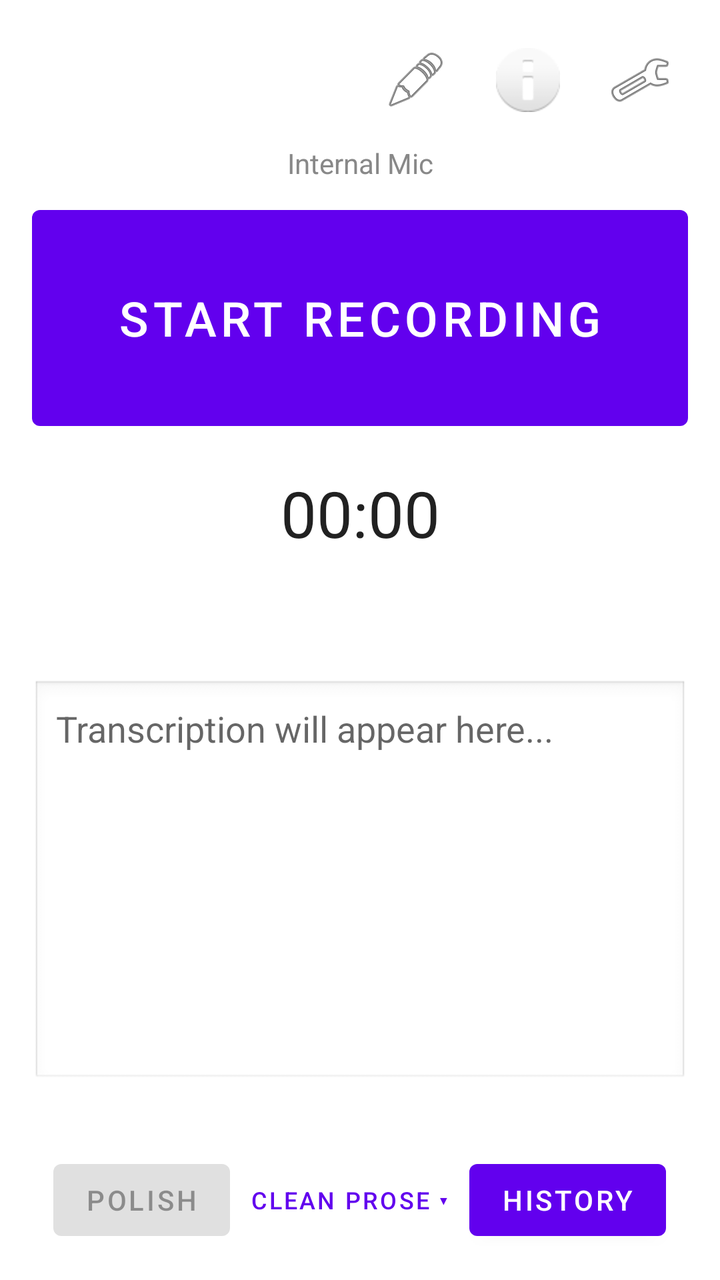
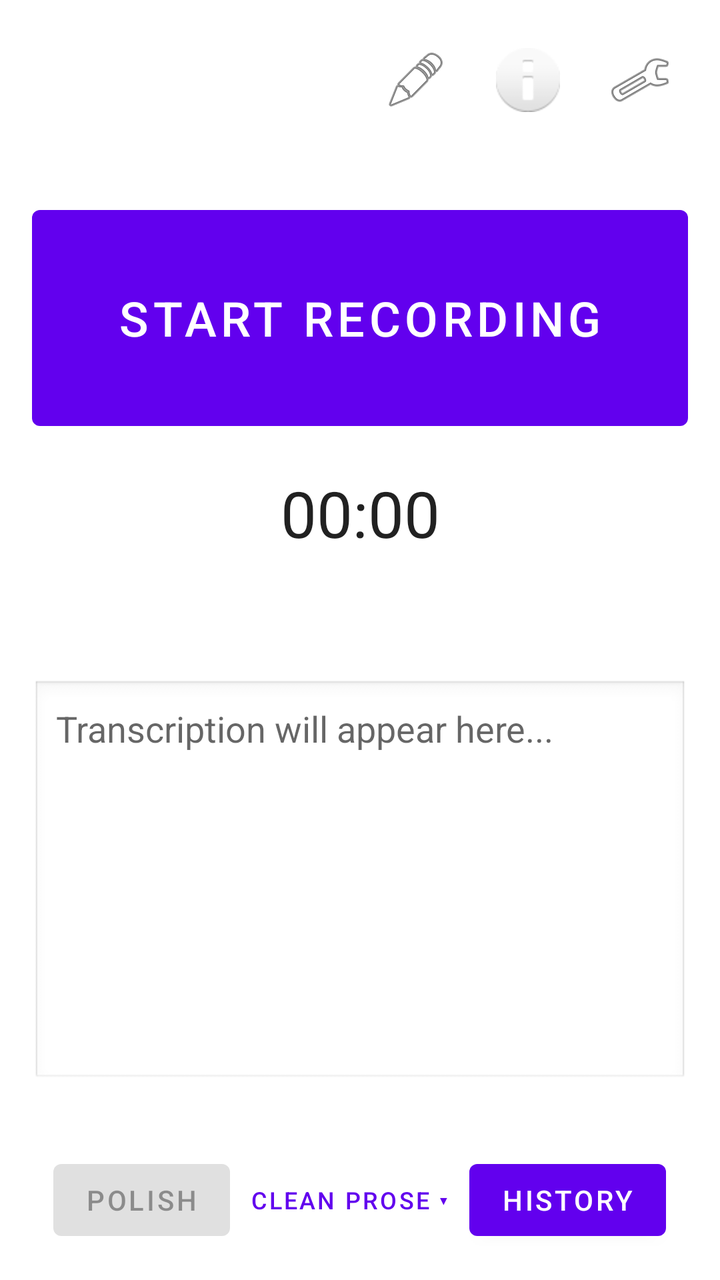

Two renders of the same Android screen: before a commit and after it. Below are the layout's source before the change and the commit's diff.
<!-- AndroidManifest.xml: application theme Theme.Stow -->
<!-- res/layout/activity_main.xml -->
<?xml version="1.0" encoding="utf-8"?>
<androidx.constraintlayout.widget.ConstraintLayout xmlns:android="http://schemas.android.com/apk/res/android"
    xmlns:app="http://schemas.android.com/apk/res-auto"
    xmlns:tools="http://schemas.android.com/tools"
    android:layout_width="match_parent"
    android:layout_height="match_parent"
    android:padding="16dp"
    tools:context=".MainActivity">

    <ImageButton
        android:id="@+id/btnJargon"
        android:layout_width="48dp"
        android:layout_height="48dp"
        android:src="@android:drawable/ic_menu_edit"
        android:contentDescription="Jargon Dictionary"
        android:background="?attr/selectableItemBackgroundBorderless"
        app:layout_constraintEnd_toStartOf="@+id/btnInfo"
        app:layout_constraintTop_toTopOf="parent"
        android:layout_marginEnd="8dp" />

    <ImageButton
        android:id="@+id/btnInfo"
        android:layout_width="48dp"
        android:layout_height="48dp"
        android:src="@android:drawable/ic_dialog_info"
        android:contentDescription="Info"
        android:background="?attr/selectableItemBackgroundBorderless"
        app:layout_constraintEnd_toStartOf="@+id/btnSettings"
        app:layout_constraintTop_toTopOf="parent"
        android:layout_marginEnd="8dp" />

    <ImageButton
        android:id="@+id/btnSettings"
        android:layout_width="48dp"
        android:layout_height="48dp"
        android:src="@android:drawable/ic_menu_preferences"
        android:contentDescription="Settings"
        android:background="?attr/selectableItemBackgroundBorderless"
        app:layout_constraintEnd_toEndOf="parent"
        app:layout_constraintTop_toTopOf="parent" />

    <TextView
        android:id="@+id/tvMicIndicator"
        android:layout_width="wrap_content"
        android:layout_height="wrap_content"
        android:layout_marginTop="8dp"
        android:text="Internal Mic"
        android:textSize="14sp"
        android:textColor="#888888"
        app:layout_constraintEnd_toEndOf="parent"
        app:layout_constraintStart_toStartOf="parent"
        app:layout_constraintTop_toBottomOf="@+id/btnSettings" />

    <Button
        android:id="@+id/btnRecord"
        android:layout_width="0dp"
        android:layout_height="120dp"
        android:text="Start Recording"
        android:textSize="24sp"
        android:layout_marginTop="8dp"
        app:layout_constraintEnd_toEndOf="parent"
        app:layout_constraintStart_toStartOf="parent"
        app:layout_constraintTop_toBottomOf="@+id/tvMicIndicator" />

    <Chronometer
        android:id="@+id/chronometer"
        android:layout_width="wrap_content"
        android:layout_height="wrap_content"
        android:textSize="32sp"
        android:layout_marginTop="16dp"
        app:layout_constraintTop_toBottomOf="@+id/btnRecord"
        app:layout_constraintStart_toStartOf="parent"
        app:layout_constraintEnd_toEndOf="parent" />

    <Button
        android:id="@+id/btnPauseResume"
        style="?attr/borderlessButtonStyle"
        android:layout_width="wrap_content"
        android:layout_height="wrap_content"
        android:text="Pause"
        android:visibility="gone"
        app:layout_constraintTop_toBottomOf="@+id/chronometer"
        app:layout_constraintStart_toStartOf="parent"
        app:layout_constraintEnd_toEndOf="parent" />

    <TextView
        android:id="@+id/tvUsage"
        android:layout_width="wrap_content"
        android:layout_height="wrap_content"
        android:layout_marginTop="8dp"
        android:textSize="14sp"
        android:textStyle="italic"
        app:layout_constraintTop_toBottomOf="@+id/btnPauseResume"
        app:layout_constraintStart_toStartOf="parent"
        app:layout_constraintEnd_toEndOf="parent" />

    <TextView
        android:id="@+id/tvStatus"
        android:layout_width="0dp"
        android:layout_height="wrap_content"
        android:layout_marginTop="8dp"
        android:gravity="center"
        android:textColor="#888888"
        android:textSize="14sp"
        app:layout_constraintEnd_toEndOf="parent"
        app:layout_constraintStart_toStartOf="parent"
        app:layout_constraintTop_toBottomOf="@+id/tvUsage" />

    <Button
        android:id="@+id/btnRetryUpload"
        android:layout_width="0dp"
        android:layout_height="wrap_content"
        android:layout_marginTop="8dp"
        android:text="Retry last upload"
        android:visibility="gone"
        app:layout_constraintEnd_toEndOf="parent"
        app:layout_constraintStart_toStartOf="parent"
        app:layout_constraintTop_toBottomOf="@+id/tvStatus" />

    <LinearLayout
        android:id="@+id/resultHeaderRow"
        android:layout_width="0dp"
        android:layout_height="wrap_content"
        android:layout_marginTop="12dp"
        android:gravity="center_vertical"
        android:orientation="horizontal"
        android:visibility="gone"
        app:layout_constraintEnd_toEndOf="parent"
        app:layout_constraintStart_toStartOf="parent"
        app:layout_constraintTop_toBottomOf="@+id/btnRetryUpload">

        <TextView
            android:id="@+id/tvResultLabel"
            android:layout_width="0dp"
            android:layout_height="wrap_content"
            android:layout_weight="1"
            android:text="Result (editable)"
            android:textSize="13sp"
            android:textStyle="bold" />

        <Button
            android:id="@+id/btnToggleVariant"
            style="?attr/borderlessButtonStyle"
            android:layout_width="wrap_content"
            android:layout_height="wrap_content"
            android:minWidth="0dp"
            android:text="Show raw"
            android:textSize="12sp"
            android:visibility="gone" />
    </LinearLayout>

    <EditText
        android:id="@+id/etTranscription"
        android:layout_width="0dp"
        android:layout_height="0dp"
        android:layout_marginTop="8dp"
        android:background="@android:drawable/edit_text"
        android:gravity="top|start"
        android:hint="Transcription will appear here..."
        android:inputType="textMultiLine|textCapSentences"
        android:minLines="4"
        android:padding="12dp"
        android:scrollbars="vertical"
        android:textSize="18sp"
        android:focusable="false"
        android:focusableInTouchMode="false"
        android:cursorVisible="false"
        android:longClickable="true"
        app:layout_constraintBottom_toTopOf="@+id/resultActionRow"
        app:layout_constraintEnd_toEndOf="parent"
        app:layout_constraintStart_toStartOf="parent"
        app:layout_constraintTop_toBottomOf="@+id/resultHeaderRow" />

    <LinearLayout
        android:id="@+id/resultActionRow"
        android:layout_width="0dp"
        android:layout_height="wrap_content"
        android:layout_marginBottom="8dp"
        android:gravity="center"
        android:orientation="horizontal"
        android:visibility="gone"
        app:layout_constraintBottom_toTopOf="@+id/tvVersion"
        app:layout_constraintEnd_toEndOf="parent"
        app:layout_constraintStart_toStartOf="parent">

        <Button
            android:id="@+id/btnCopyResult"
            android:layout_width="0dp"
            android:layout_height="wrap_content"
            android:layout_weight="1"
            android:text="Copy" />
    </LinearLayout>

    <TextView
        android:id="@+id/tvVersion"
        android:layout_width="wrap_content"
        android:layout_height="wrap_content"
        android:layout_marginBottom="16dp"
        android:textColor="#888888"
        android:textSize="12sp"
        app:layout_constraintBottom_toTopOf="@+id/bottomButtonRow"
        app:layout_constraintStart_toStartOf="parent"
        app:layout_constraintEnd_toEndOf="parent" />

    <LinearLayout
        android:id="@+id/bottomButtonRow"
        android:layout_width="0dp"
        android:layout_height="wrap_content"
        android:gravity="center"
        android:orientation="horizontal"
        app:layout_constraintBottom_toBottomOf="parent"
        app:layout_constraintEnd_toEndOf="parent"
        app:layout_constraintStart_toStartOf="parent">

        <Button
            android:id="@+id/btnPolish"
            android:layout_width="wrap_content"
            android:layout_height="wrap_content"
            android:enabled="false"
            android:text="Polish" />

        <Button
            android:id="@+id/btnPolishPreset"
            style="?attr/borderlessButtonStyle"
            android:layout_width="wrap_content"
            android:layout_height="wrap_content"
            android:layout_marginStart="2dp"
            android:layout_marginEnd="2dp"
            android:contentDescription="Polish preset"
            android:ellipsize="end"
            android:maxLines="1"
            android:maxWidth="132dp"
            android:textSize="12sp"
            android:text="Clean prose ▾" />

        <Button
            android:id="@+id/btnHistory"
            android:layout_width="wrap_content"
            android:layout_height="wrap_content"
            android:text="History" />
    </LinearLayout>

</androidx.constraintlayout.widget.ConstraintLayout>
<!-- resources referenced by this layout -->
<resources>
  <style name="Theme.Stow" parent="Theme.MaterialComponents.DayNight.DarkActionBar">
          
          <item name="colorPrimary">@color/primary</item>
          <item name="colorPrimaryVariant">@color/primaryDark</item>
          <item name="colorOnPrimary">@color/white</item>
          
          <item name="colorSecondary">@color/accent</item>
          <item name="colorSecondaryVariant">@color/accent</item>
          <item name="colorOnSecondary">@color/black</item>
      </style>
  <color name="primary">#6200EE</color>
  <color name="primaryDark">#3700B3</color>
  <color name="white">#FFFFFFFF</color>
  <color name="accent">#03DAC5</color>
  <color name="black">#FF000000</color>
</resources>

<!-- the commit's change to res/layout/activity_main.xml (unified diff, before → after) -->
@@ -44,7 +44,7 @@
         android:layout_width="wrap_content"
         android:layout_height="wrap_content"
         android:layout_marginTop="8dp"
-        android:text="Internal Mic"
+        android:text=""
         android:textSize="14sp"
         android:textColor="#888888"
         app:layout_constraintEnd_toEndOf="parent"
